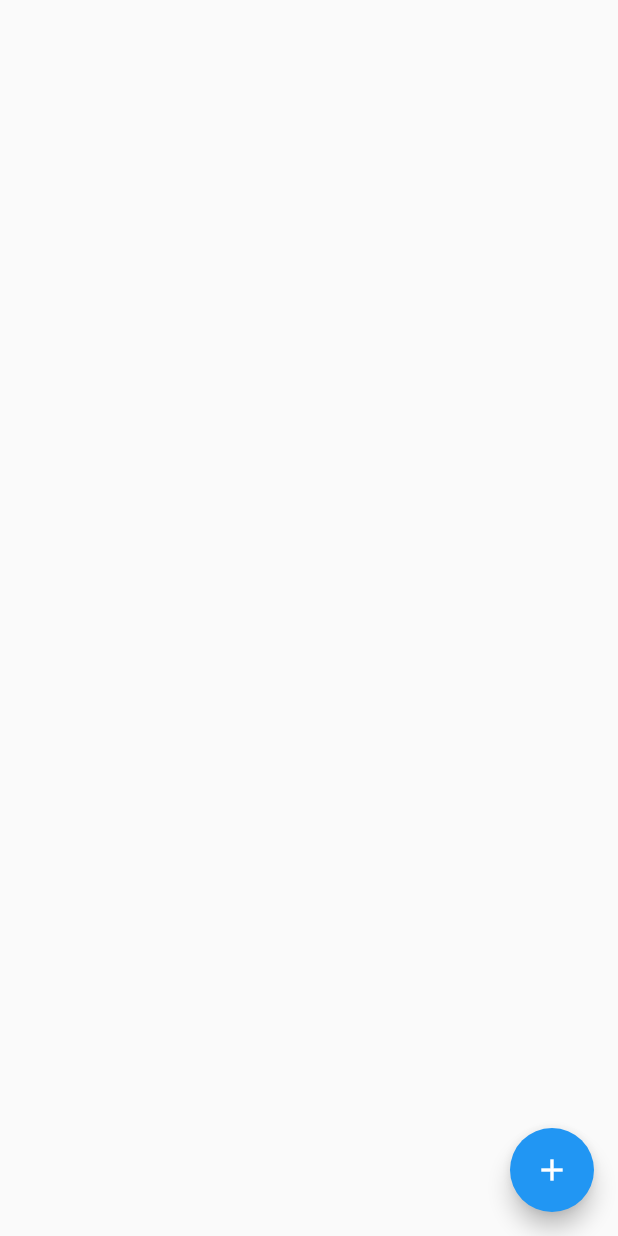
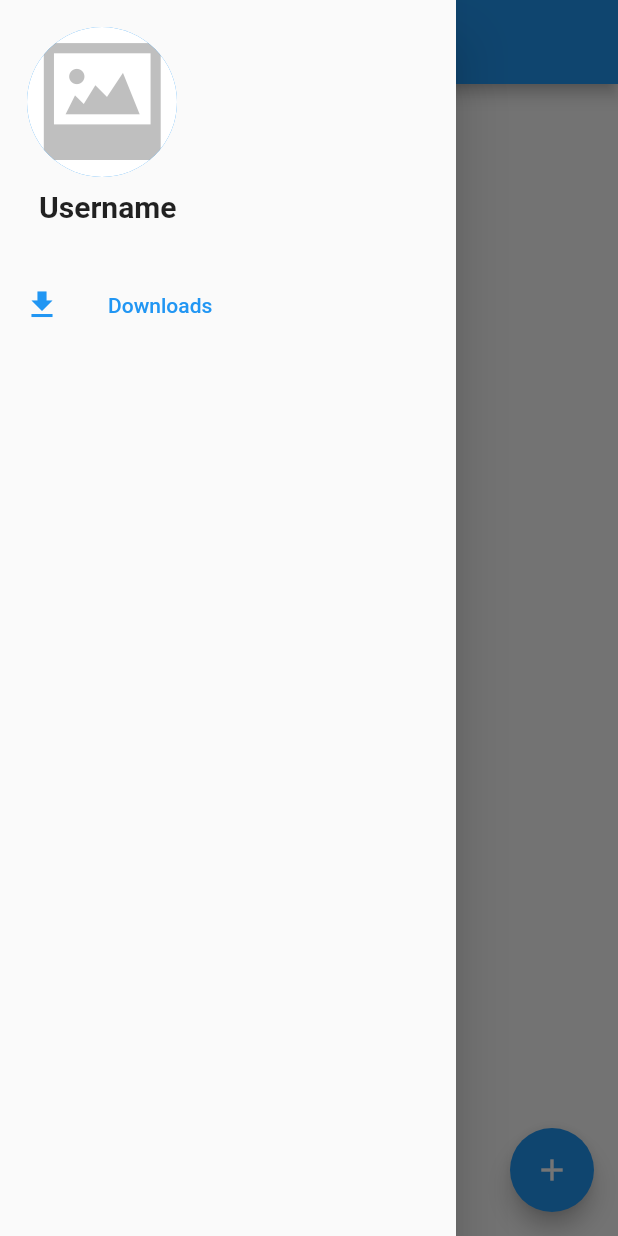
Before and after one commit to AhmedEzio47/groubuy, a Flutter app: the screen it shows after launch, with the side drawer open (before the commit the screen has no drawer), on a phone screen of 412 x 824 dp. Run offline on Flutter 3.47's test engine with Material 2 defaults, Android fonts, the phone set to English and light mode, and no system bars; our stand-ins replace cached_network_image, cloud_firestore, file_picker, firebase_storage, fluttertoast, random_string; accounts and stored records are empty.

```diff
--- a/lib/constants/colors.dart
+++ b/lib/constants/colors.dart
@@ -4,6 +4,7 @@ class MyColors {
   static const Color textLightColor = Colors.white;
   static const Color textDarkColor = Colors.black;
   static const Color iconLightColor = Colors.white;
+  static const Color iconDarkColor = Colors.black;
   static const Color primaryColor = Colors.blue;
   static const Color lightPrimaryColor = Colors.blue;
   static const Color darkPrimaryColor = Colors.blue;
--- a/lib/pages/home.dart
+++ b/lib/pages/home.dart
@@ -8,7 +8,9 @@ import 'package:groubuy/custom_modal.dart';
 import 'package:groubuy/database_service.dart';
 import 'package:groubuy/models/category.dart';
 import 'package:groubuy/models/product.dart';
+import 'package:groubuy/pages/product_page.dart';
 import 'package:groubuy/widgets/cached_image.dart';
+import 'package:groubuy/widgets/drawer.dart';
 
 import 'new_product.dart';
 
@@ -19,7 +21,7 @@ class HomePage extends StatefulWidget {
 
 class _HomePageState extends State<HomePage> {
   List<Category> _categories = [];
-  Map<Category, List<Product>> _categorySingers = {};
+  Map<Category, List<Product>> _categoryProducts = {};
 
   getCategories() async {
     List<Category> categories = await DatabaseService.getCategories();
@@ -33,7 +35,7 @@ class _HomePageState extends State<HomePage> {
           await DatabaseService.getProductsByCategory(category.name);
       if (mounted) {
         setState(() {
-          _categorySingers.putIfAbsent(category, () => products);
+          _categoryProducts.putIfAbsent(category, () => products);
         });
       }
     }
@@ -54,9 +56,19 @@ class _HomePageState extends State<HomePage> {
     super.initState();
   }
 
+  final GlobalKey<ScaffoldState> _scaffoldKey = GlobalKey<ScaffoldState>();
+
   @override
   Widget build(BuildContext context) {
     return Scaffold(
+      key: _scaffoldKey,
+      drawer: BuildDrawer(),
+      appBar: AppBar(
+        leading: InkWell(
+            child: Icon(Icons.menu),
+            onTap: () => _scaffoldKey.currentState.openDrawer()),
+        title: Text('GrouBuy'),
+      ),
       floatingActionButton: FloatingActionButton(
         onPressed: _goToNewProductPage,
         child: Icon(Icons.add),
@@ -66,7 +78,7 @@ class _HomePageState extends State<HomePage> {
           shrinkWrap: true,
           itemCount: _categories?.length,
           itemBuilder: (context, index) {
-            return (_categorySingers[_categories[index]]?.length ?? 0) > 0
+            return (_categoryProducts[_categories[index]]?.length ?? 0) > 0
                 ? Container(
                     height: Sizes.productBox + 70,
                     width: MediaQuery.of(context).size.width,
@@ -90,7 +102,7 @@ class _HomePageState extends State<HomePage> {
                             IconButton(
                                 icon: Icon(
                                   Icons.edit,
-                                  color: MyColors.iconLightColor,
+                                  color: MyColors.iconDarkColor,
                                 ),
                                 onPressed: () async {
                                   await editCategory(_categories[index]);
@@ -108,17 +120,27 @@ class _HomePageState extends State<HomePage> {
                                   color: Colors.black26,
                                   child: ListView.builder(
                                       itemCount:
-                                          _categorySingers[_categories[index]]
+                                          _categoryProducts[_categories[index]]
                                                   ?.length ??
                                               0 + 1,
                                       scrollDirection: Axis.horizontal,
                                       itemBuilder: (context, index2) {
                                         return index2 <
-                                                _categorySingers[
+                                                _categoryProducts[
                                                         _categories[index]]
                                                     ?.length
                                             ? InkWell(
-                                                onTap: () {},
+                                                onTap: () {
+                                                  Navigator.of(context).push(
+                                                      MaterialPageRoute(
+                                                          builder: (_) =>
+                                                              ProductPage(
+                                                                product: _categoryProducts[
+                                                                        _categories[
+                                                                            index]]
+                                                                    [index2],
+                                                              )));
+                                                },
                                                 child: Container(
                                                   height: Sizes.productBox,
                                                   width: Sizes.productBox,
@@ -141,14 +163,14 @@ class _HomePageState extends State<HomePage> {
                                                                 10,
                                                         imageShape:
                                                             BoxShape.rectangle,
-                                                        imageUrl: _categorySingers[
+                                                        imageUrl: _categoryProducts[
                                                                     _categories[
                                                                         index]]
                                                                 [index2]
                                                             ?.images[0],
                                                       ),
                                                       Text(
-                                                        _categorySingers[
+                                                        _categoryProducts[
                                                                     _categories[
                                                                         index]]
                                                                 [index2]
@@ -162,7 +184,7 @@ class _HomePageState extends State<HomePage> {
                                                   ),
                                                 ),
                                               )
-                                            : _categorySingers[
+                                            : _categoryProducts[
                                                             _categories[index]]
                                                         ?.length ==
                                                     15
--- /dev/null
+++ b/lib/widgets/drawer.dart
@@ -0,0 +1,81 @@
+import 'package:cached_network_image/cached_network_image.dart';
+import 'package:flutter/material.dart';
+import 'package:groubuy/constants/colors.dart';
+import 'package:groubuy/constants/strings.dart';
+import 'package:groubuy/pages/new_product.dart';
+
+class BuildDrawer extends StatefulWidget {
+  @override
+  State<StatefulWidget> createState() => _BuildDrawerState();
+}
+
+class _BuildDrawerState extends State<BuildDrawer> {
+  @override
+  Widget build(BuildContext context) {
+    return buildDrawer(context);
+  }
+
+  Drawer buildDrawer(BuildContext context) {
+    return Drawer(
+      child: ListView(
+        children: <Widget>[
+          Padding(
+            padding: const EdgeInsets.all(18.0),
+            child: Column(
+              mainAxisAlignment: MainAxisAlignment.start,
+              crossAxisAlignment: CrossAxisAlignment.start,
+              children: <Widget>[
+                InkWell(
+                  onTap: () {
+                    Navigator.push(context,
+                        MaterialPageRoute(builder: (context) => NewProduct()));
+                  },
+                  child: CircleAvatar(
+                    radius: 50.0,
+                    backgroundColor: Theme.of(context).primaryColor,
+                    backgroundImage: null != null
+                        ? CachedNetworkImageProvider('')
+                        : AssetImage(Strings.default_product_image),
+                  ),
+                ),
+                Row(
+                  mainAxisAlignment: MainAxisAlignment.spaceBetween,
+                  children: <Widget>[
+                    Padding(
+                      padding: const EdgeInsets.all(8.0),
+                      child: Text(
+                        'Username' ?? '',
+                        style: TextStyle(
+                            fontWeight: FontWeight.bold, fontSize: 20),
+                      ),
+                    ),
+                    //Icon(Icons.arrow_drop_down)
+                  ],
+                ),
+              ],
+            ),
+          ),
+          Container(
+            width: double.infinity,
+            height: 0.5,
+          ),
+          ListTile(
+            onTap: () async {
+              Navigator.of(context).pushNamed('/downloads');
+            },
+            title: Text(
+              'Downloads',
+              style: TextStyle(
+                color: MyColors.primaryColor,
+              ),
+            ),
+            leading: Icon(
+              Icons.file_download,
+              color: MyColors.primaryColor,
+            ),
+          ),
+        ],
+      ),
+    );
+  }
+}
--- a/pubspec.yaml
+++ b/pubspec.yaml
@@ -20,6 +20,7 @@ dependencies:
   random_string: ^2.0.1
   fluttertoast:
   cached_network_image:
+  carousel_slider: ^2.3.1
 dev_dependencies:
   flutter_test:
     sdk: flutter
```
Also changed, not shown: lib/pages/new_product.dart (+19 -7 lines), lib/pages/product_page.dart (added, +128 -0 lines), pubspec.lock.
